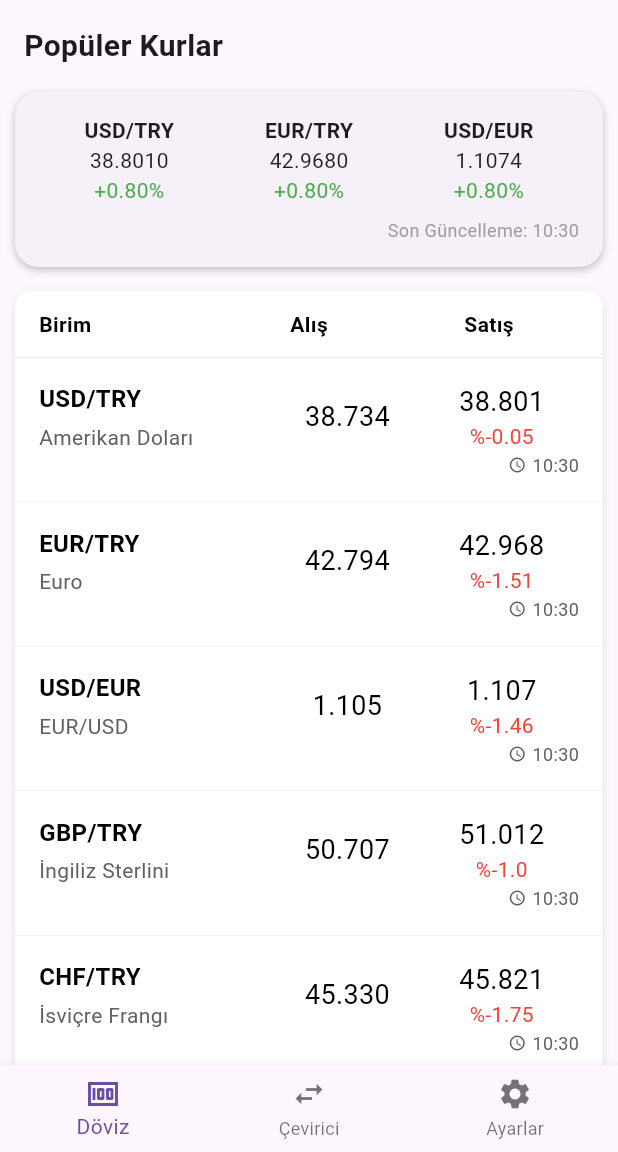
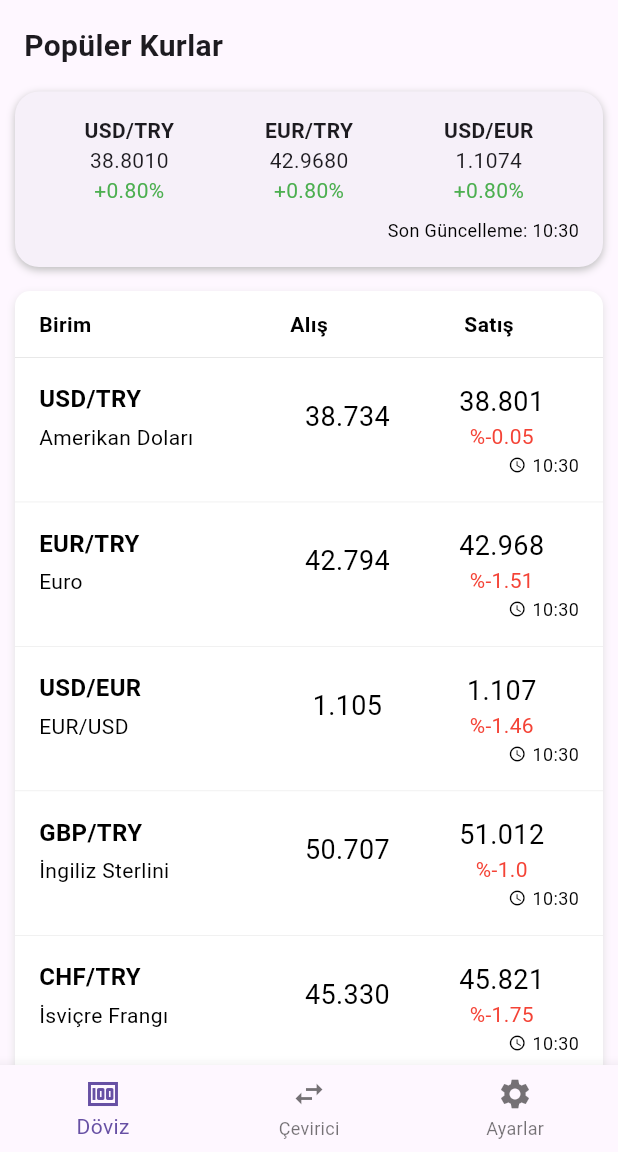
Before and after one commit to TarikKaravar/FXSwift, a Flutter app: the screen it shows after launch, on a phone screen of 412 x 824 dp, the part 84-1236 px from its top. Run offline on Flutter 3.47's test engine with Material 3 defaults, Android fonts, the phone set to English and light mode, and no system bars; our stand-ins replace go_router, lottie; network calls fail.

Commit message:
Home screen renk düzenlemesi

```diff
--- a/lib/screens/home_screen.dart
+++ b/lib/screens/home_screen.dart
@@ -21,7 +21,10 @@ class _HomeScreenState extends State<HomeScreen> {
     "AUD/TRY": {"name": "Avustralya Doları", "buy": 23.868, "sell": 24.616, "change": -0.78},
     "CAD/TRY": {"name": "Kanada Doları", "buy": 27.157, "sell": 27.923, "change": -0.58},
     "SAR/TRY": {"name": "Suudi Arabistan Riyali", "buy": 10.180, "sell": 10.487, "change": -0.05},
-    "JPY/TRY": {"name": "Japon Yeni", "buy": 0.2570, "sell": 0.2606, "change": -2.21},
+    "JPY/TRY": {"name": "Japon Yeni", "buy": 0.257, "sell": 0.261, "change": -2.21},
+
+
+
   };
 
   @override
@@ -111,7 +114,7 @@ class _HomeScreenState extends State<HomeScreen> {
                       lastUpdated != null
                           ? "Son Güncelleme: ${formatTime(lastUpdated!)}"
                           : "Güncelleniyor...",
-                      style: const TextStyle(fontSize: 12, color: Colors.grey),
+                      style: const TextStyle(fontSize: 12, color: Color.fromARGB(255, 0, 0, 0)),
                     ),
                   ),
                 ],
@@ -245,7 +248,7 @@ class _HomeScreenState extends State<HomeScreen> {
                     const SizedBox(height: 4),
                     Text(
                       currencyName,
-                      style: TextStyle(color: Colors.grey.shade700, fontSize: 14),
+                      style: TextStyle(color: const Color.fromARGB(255, 0, 0, 0), fontSize: 14),
                     ),
                   ],
                 ),
@@ -305,11 +308,11 @@ class _HomeScreenState extends State<HomeScreen> {
             child: Row(
               mainAxisSize: MainAxisSize.min,
               children: [
-                Icon(Icons.access_time, color: Colors.grey.shade700, size: 12),
+                Icon(Icons.access_time, color: const Color.fromARGB(255, 0, 0, 0), size: 12),
                 const SizedBox(width: 4),
                 Text(
                   lastUpdate,
-                  style: TextStyle(color: Colors.grey.shade700, fontSize: 12),
+                  style: TextStyle(color: const Color.fromARGB(255, 0, 0, 0), fontSize: 12),
                 ),
               ],
             ),
```
